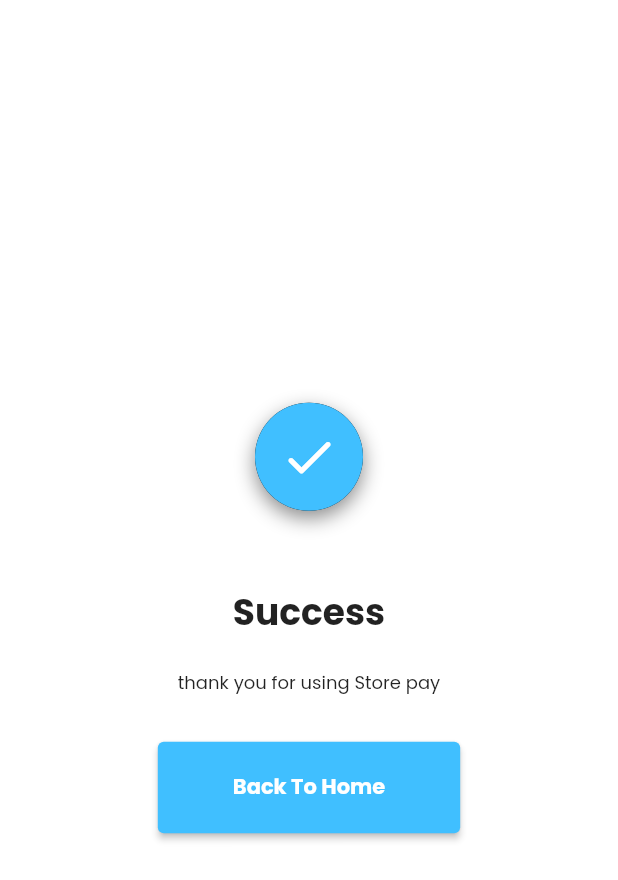
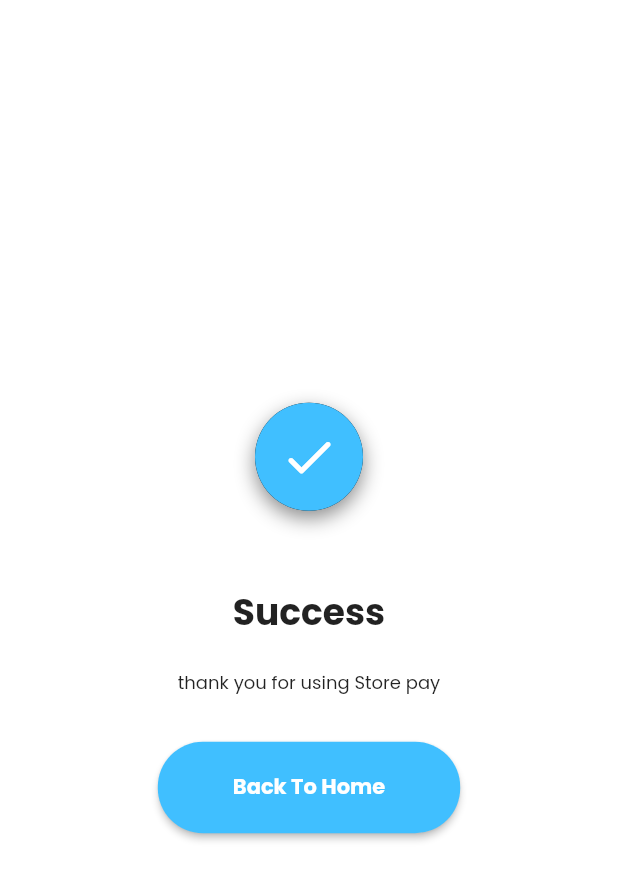
Before and after one commit to gecwayanad/store_pay, a Flutter app: the screen it shows after launch, on a phone screen of 412 x 824 dp. Shown: the top 880 px of the screen. Run offline on Flutter 3.47's test engine with Material 2 defaults, Android fonts, the light colour scheme and no system bars; our stand-ins replace google_fonts, hexcolor.

```diff
--- a/lib/Screens/paymentDone.dart
+++ b/lib/Screens/paymentDone.dart
@@ -75,6 +75,7 @@
               SizedBox(height: 30,),
               ElevatedButton(
                 style:  ElevatedButton.styleFrom(
+                  shape: RoundedRectangleBorder(borderRadius: BorderRadius.circular(30)),
                   primary: HexColor("40BFFF"),        //hex pluggin used
                   padding: EdgeInsets.symmetric(horizontal: 50, vertical: 20)
                 ),
```
